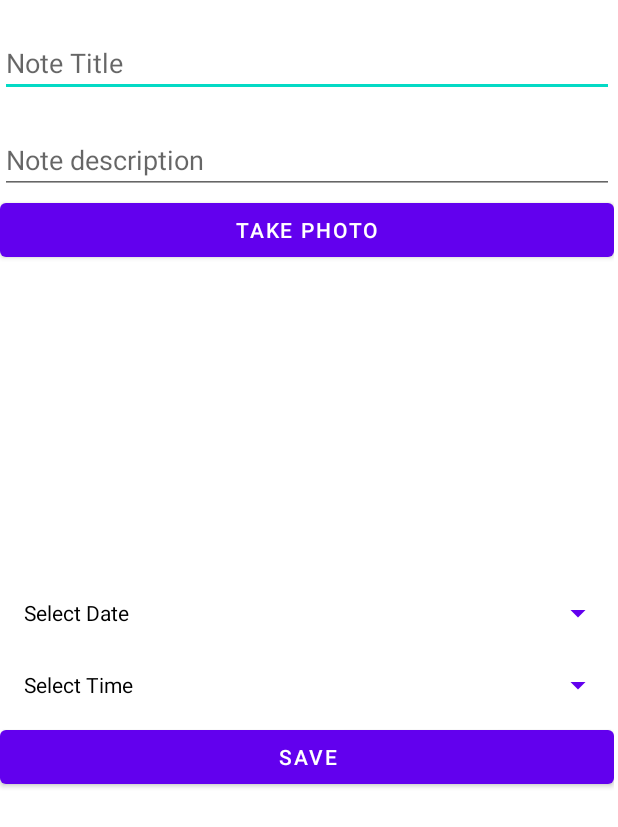
After one commit to ayu-ahilan/Notes2, an Android app: the layout activity_update_note.xml on its own in the app's theme, with its tools: preview values and no code run, on a phone screen of 412 x 824 dp. The commit adds this screen. Shown: the top 827 px of the screen. Run offline under Robolectric (Android 15) with nearby library versions, the phone set to English and light mode, and no system bars.

Commit message:
updateMethode ladet Infos hinen

```diff
--- /dev/null
+++ b/app/src/main/res/layout/activity_update_note.xml
@@ -0,0 +1,81 @@
+<?xml version="1.0" encoding="utf-8"?>
+<androidx.constraintlayout.widget.ConstraintLayout xmlns:android="http://schemas.android.com/apk/res/android"
+    xmlns:app="http://schemas.android.com/apk/res-auto"
+    xmlns:tools="http://schemas.android.com/tools"
+    android:layout_width="match_parent"
+    android:layout_height="match_parent"
+    tools:context=".UpdateNote">
+
+    <LinearLayout
+        android:layout_width="409dp"
+        android:layout_height="729dp"
+        android:orientation="vertical"
+        tools:layout_editor_absoluteX="1dp"
+        tools:layout_editor_absoluteY="1dp"
+        tools:ignore="MissingConstraints">
+
+        <TextView
+            android:id="@+id/stopper1"
+            android:layout_width="match_parent"
+            android:layout_height="wrap_content"
+            tools:ignore="MissingConstraints" />
+        <EditText
+            android:id="@+id/NoteTitle"
+            android:layout_width="match_parent"
+            android:layout_height="wrap_content"
+            android:hint="Note Title"
+            tools:ignore="MissingConstraints" />
+
+        <TextView
+            android:id="@+id/stopper2"
+            android:layout_width="match_parent"
+            android:layout_height="wrap_content"
+            tools:ignore="MissingConstraints" />
+
+        <EditText
+            android:id="@+id/NoteDescription"
+            android:layout_width="match_parent"
+            android:layout_height="wrap_content"
+            android:hint="Note description"
+            tools:ignore="MissingConstraints" />
+
+        <Button
+            android:layout_width="match_parent"
+            android:layout_height="wrap_content"
+            android:onClick="takePhoto"
+            android:text="Take Photo"
+            tools:ignore="OnClick" />
+
+        <ImageView
+            android:id="@+id/preview"
+            android:layout_width="match_parent"
+            android:layout_height="207dp" />
+
+        <Button
+            android:id="@+id/datePickerButton"
+            android:layout_width="match_parent"
+            android:layout_height="wrap_content"
+            android:text="Select Date"
+            android:textColor="@color/black"
+            android:onClick="openDatePicker"
+            style="?android:spinnerStyle"/>
+
+        <Button
+            android:id="@+id/timeButton"
+            android:onClick="popTimePicker"
+            android:layout_width="match_parent"
+            android:layout_height="wrap_content"
+            android:text="Select Time"
+            android:textColor="@color/black"
+            style="?android:spinnerStyle"/>
+
+        <Button
+            android:id="@+id/saveButton"
+            android:layout_width="match_parent"
+            android:layout_height="wrap_content"
+            android:onClick="save"
+            android:text="Save" />
+
+    </LinearLayout>
+
+</androidx.constraintlayout.widget.ConstraintLayout>
```
Also changed, not shown: app/src/main/AndroidManifest.xml (+7 -2 lines), app/src/main/java/ch/bbw/modul335/myapplication/MainActivity.java (+2 -6 lines), app/src/main/java/ch/bbw/modul335/myapplication/Note.java (+36 -0 lines), app/src/main/java/ch/bbw/modul335/myapplication/UpdateNote.java (+50 -1 lines).
